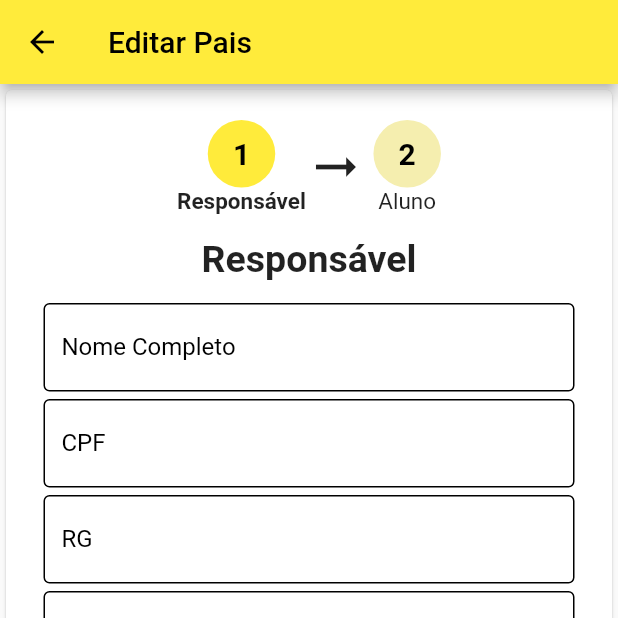
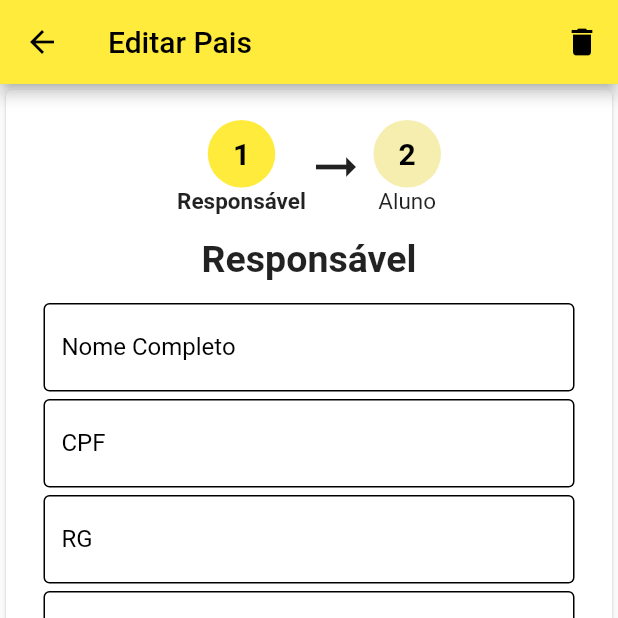
Before and after one commit to WillianLiduenha/take-my-child, a Flutter app: the editar_pais screen opened by its route, on a phone screen of 412 x 824 dp, the top half of it. Run offline on Flutter 3.47's test engine with Material 2 defaults, Android fonts, the phone set to English and light mode, and no system bars; our stand-ins replace flutter_speed_dial; missing offline and left inert: dart:html.

Commit message:
exclusão, ícone adicionado

```diff
--- a/lib/views/editar_pais.dart
+++ b/lib/views/editar_pais.dart
@@ -28,6 +28,15 @@ class _EditarPais extends State<editar_pais> {
           ),
           onPressed: () => Navigator.of(context).pop(),
         ),
+                actions: [
+          IconButton(
+            icon: const Icon(Icons.delete),
+            color: Colors.black,
+            onPressed: () {
+              //exclusão
+            },
+          ),
+        ],
         backgroundColor: Colors.yellow,
         title: Text(
           "Editar Pais",
```
Also changed, not shown: lib/views/editar_aluno.dart (+9 -0 lines), lib/views/editar_motorista.dart (+10 -0 lines), lib/views/editar_van.dart (+9 -0 lines).
